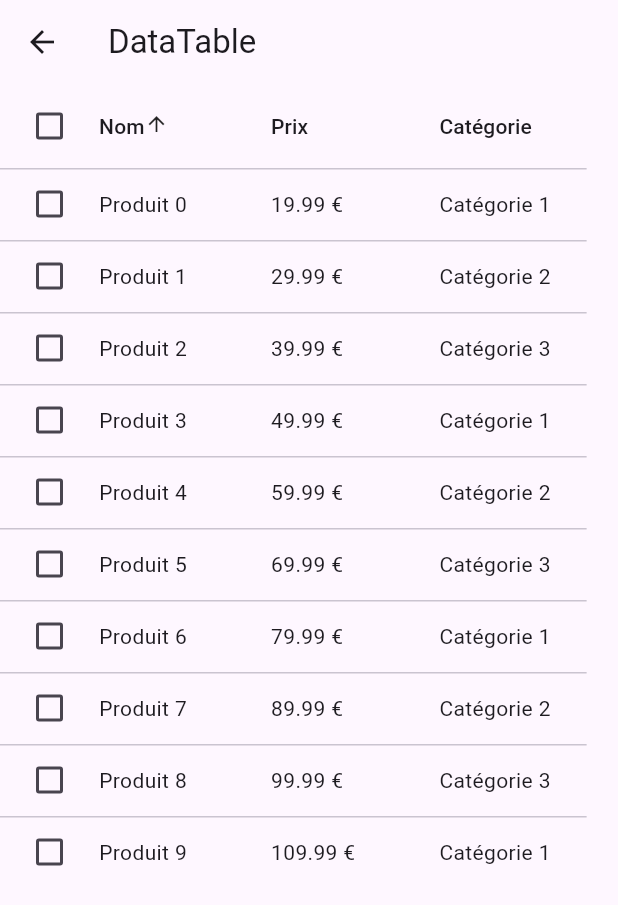
After one commit to VidarDev/flutter_widget_explorer, a Flutter app: the DataTablePage screen opened directly, after a tap on "Nom", on a phone screen of 412 x 824 dp. The commit adds this screen. Shown: the top 905 px of the screen. Run offline on Flutter 3.47's test engine with Material 3 defaults, Android fonts, the phone set to English and light mode, and no system bars.

Commit message:
feat:datatable

```diff
--- a/lib/main.dart
+++ b/lib/main.dart
@@ -1,6 +1,7 @@
 import 'package:flutter/material.dart';
 import 'package:flutter_widget_explorer/views/center_align.page.dart';
 import 'package:flutter_widget_explorer/views/container_explorer.page.dart';
+import 'package:flutter_widget_explorer/views/datatable_page.dart';
 import 'package:flutter_widget_explorer/views/expanded_spacer.page.dart';
 import 'package:flutter_widget_explorer/views/padding_sizedbox.page.dart';
 import 'package:flutter_widget_explorer/views/row_column.page.dart';
@@ -254,7 +255,7 @@ class HomePage extends StatelessWidget {
                 Navigator.push(
                   context,
                   MaterialPageRoute(
-                    builder: (context) => const ScaffoldAppBarPage(),
+                    builder: (context) => DataTablePage(),
                   ),
                 );
               },
--- /dev/null
+++ b/lib/views/datatable_page.dart
@@ -0,0 +1,90 @@
+import 'package:flutter/material.dart';
+
+class DataTablePage extends StatefulWidget {
+  @override
+  _DataTablePageState createState() => _DataTablePageState();
+}
+
+class _DataTablePageState extends State<DataTablePage> {
+  List<Produit> produits = List.generate(
+    10,
+        (index) => Produit(
+      nom: 'Produit $index',
+      prix: 19.99 + (index * 10),
+      categorie: 'Catégorie ${index % 3 + 1}',
+    ),
+  );
+
+  int? _sortColumnIndex;
+  bool _isAscending = true;
+  final Set<int> _selectedRows = {};
+
+  void _sort<T>(Comparable<T> Function(Produit p) getField, int columnIndex) {
+    setState(() {
+      _isAscending = (_sortColumnIndex == columnIndex) ? !_isAscending : true;
+      _sortColumnIndex = columnIndex;
+
+      produits.sort((a, b) {
+        final aValue = getField(a);
+        final bValue = getField(b);
+        return _isAscending
+            ? Comparable.compare(aValue, bValue)
+            : Comparable.compare(bValue, aValue);
+      });
+    });
+  }
+
+  @override
+  Widget build(BuildContext context) {
+    return Scaffold(
+      appBar: AppBar(
+        title: Text('DataTable'),
+      ),
+      body: SingleChildScrollView(
+        scrollDirection: Axis.vertical,
+        child: DataTable(
+          sortColumnIndex: _sortColumnIndex,
+          sortAscending: _isAscending,
+          columns: [
+            DataColumn(
+              label: Text('Nom'),
+              onSort: (columnIndex, _) => _sort((p) => p.nom, columnIndex),
+            ),
+            DataColumn(label: Text('Prix')),
+            DataColumn(label: Text('Catégorie')),
+          ],
+          rows: List.generate(produits.length, (index) {
+            final produit = produits[index];
+            final isSelected = _selectedRows.contains(index);
+
+            return DataRow(
+              selected: isSelected,
+              onSelectChanged: (selected) {
+                setState(() {
+                  if (selected == true) {
+                    _selectedRows.add(index);
+                  } else {
+                    _selectedRows.remove(index);
+                  }
+                });
+              },
+              cells: [
+                DataCell(Text(produit.nom)),
+                DataCell(Text('${produit.prix.toStringAsFixed(2)} €')),
+                DataCell(Text(produit.categorie)),
+              ],
+            );
+          }),
+        ),
+      ),
+    );
+  }
+}
+
+class Produit {
+  final String nom;
+  final double prix;
+  final String categorie;
+
+  Produit({required this.nom, required this.prix, required this.categorie});
+}
```
